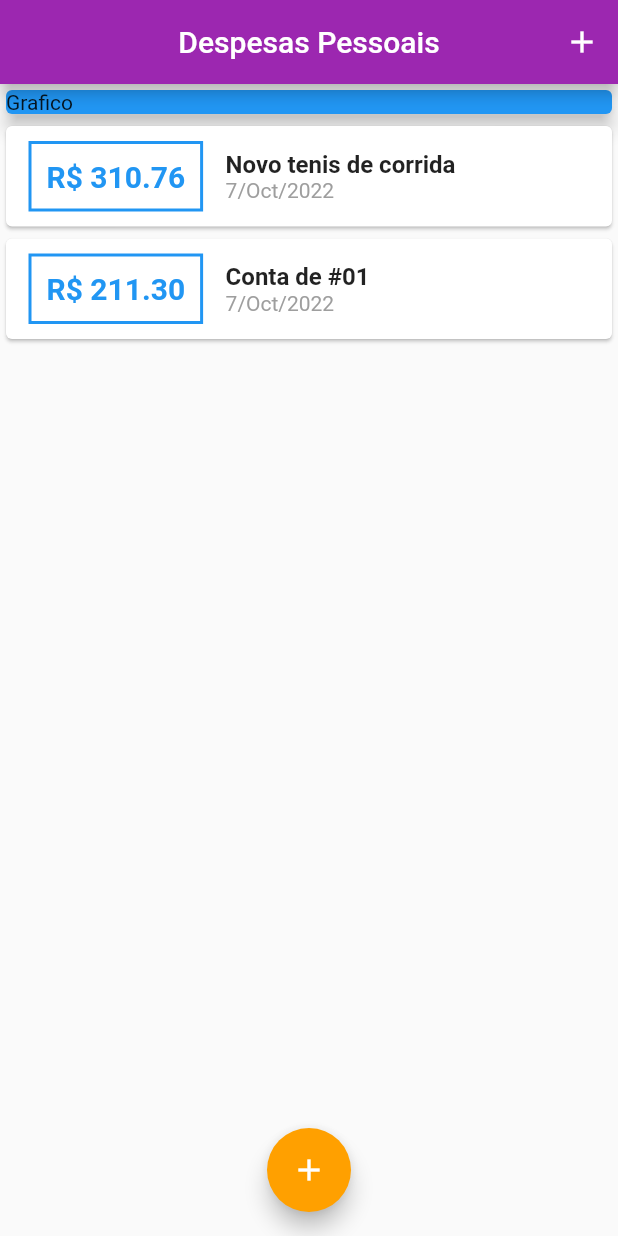
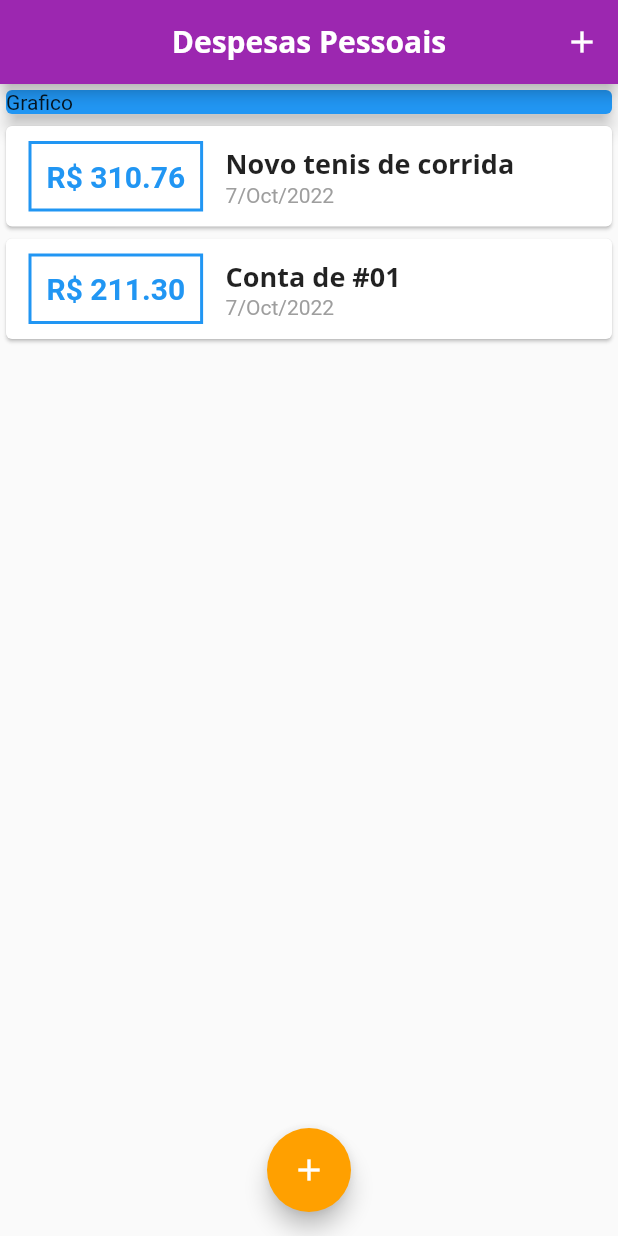
Before and after one commit to absjuniordev/expenses, a Flutter app: the screen it shows after launch, on a phone screen of 412 x 824 dp. Run offline on Flutter 3.47's test engine with Material 2 defaults, Android fonts, the phone set to English and light mode, and no system bars.

Commit message:
Fontes Personalizadas & Theme

```diff
--- a/lib/components/transaction_list.dart
+++ b/lib/components/transaction_list.dart
@@ -48,8 +48,11 @@ class TransactionList extends StatelessWidget {
                   children: [
                     Text(
                       tr.title,
-                      style: const TextStyle(
-                          fontSize: 16, fontWeight: FontWeight.bold),
+                      style: Theme.of(context)
+                          .textTheme
+                          .headline6, //#1 assume o estilo do 'title'
+                      //#0 style: const TextStyle(
+                      //     fontSize: 16, fontWeight: FontWeight.bold),
                     ),
                     Text(
                       DateFormat('d/MMM/y').format(tr.date),
--- a/lib/main.dart
+++ b/lib/main.dart
@@ -1,7 +1,7 @@
 import 'package:expenses/components/transaction_form.dart';
 import 'package:flutter/material.dart';
 import 'dart:math';
-import 'components/transaction_form.dart';
+//import 'components/transaction_form.dart';
 import 'components/transaction_list.dart';
 import 'models/transaction.dart';
 
@@ -15,8 +15,28 @@ class ExpensesApp extends StatelessWidget {
     return MaterialApp(
       home: const MyHomePage(),
       theme: ThemeData(
-        colorScheme: ColorScheme.fromSwatch(primarySwatch: Colors.purple)
-            .copyWith(secondary: Colors.amber[700]),
+        colorScheme:
+            ColorScheme.fromSwatch(primarySwatch: Colors.purple) //cor do tema
+                .copyWith(secondary: Colors.amber[700]), //cor do botão
+        fontFamily: 'Quicksand',
+        textTheme: ThemeData.light().textTheme.copyWith(
+                //#2 opção para mudar as demais fontes
+                titleLarge: const TextStyle(
+              fontFamily: 'OpenSans',
+              fontSize: 18,
+              fontWeight: FontWeight.bold,
+            )),
+        appBarTheme: AppBarTheme(
+          titleTextStyle: ThemeData.light()
+              .textTheme
+              .copyWith(
+                titleLarge: const TextStyle(
+                    fontFamily: 'OpenSans',
+                    fontSize: 20,
+                    fontWeight: FontWeight.bold),
+              )
+              .headline6,
+        ),
       ),
     );
   }
@@ -71,9 +91,8 @@ class _MyHomePageState extends State<MyHomePage> {
   @override
   Widget build(BuildContext context) {
     return Scaffold(
-      appBar: AppBar(
-          centerTitle: true,
-          title: const Text('Despesas Pessoais'),
+      appBar: AppBar(centerTitle: true, title: Text('Despesas Pessoais'),
+          // titleTextStyle: const TextStyle(fontFamily: 'OpenSans'),
           actions: [
             IconButton(
               //Criação do botão superior
```
Also changed, not shown: pubspec.yaml (+12 -6 lines), assets/fonts/OpenSans-Bold.ttf (added), assets/fonts/OpenSans-Regular.ttf (added), assets/fonts/Quicksand-Bold.ttf (added), assets/fonts/Quicksand-Light.ttf (added), assets/fonts/Quicksand-Medium.ttf (added), assets/fonts/Quicksand-Regular.ttf (added).
